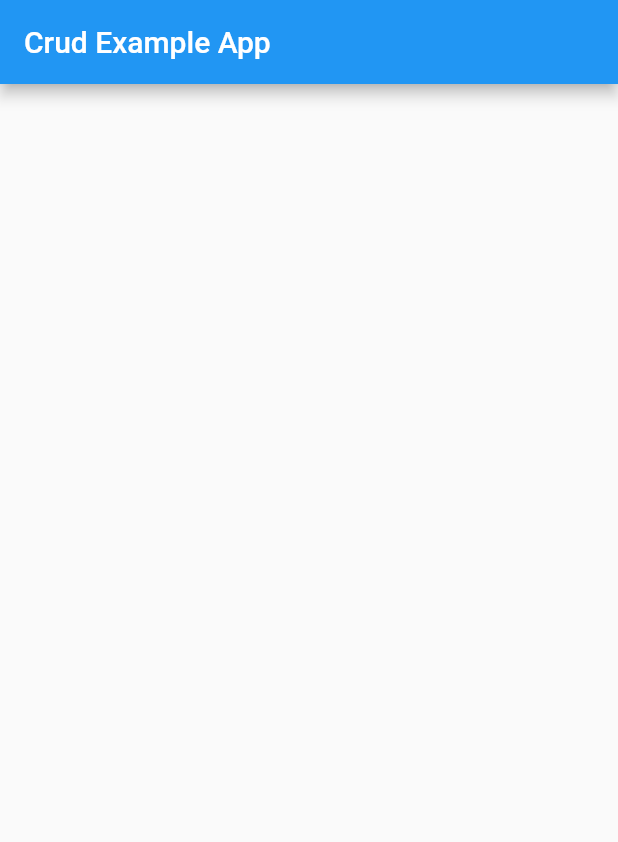
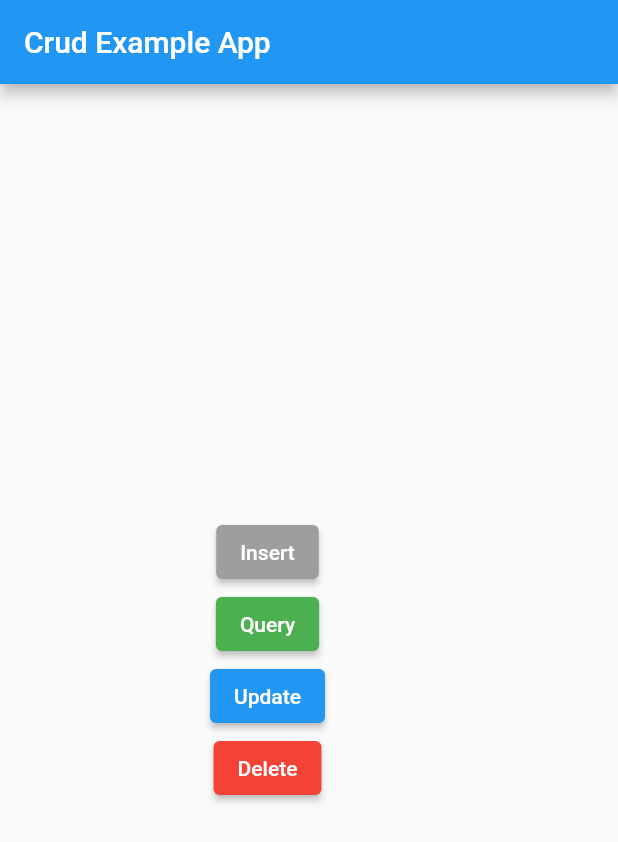
Before and after one commit to abskshrestha/crudexampleapp, a Flutter app: the screen it shows after launch, on a phone screen of 412 x 824 dp. Shown: the top 842 px of the screen. Run offline on Flutter 3.47's test engine with Material 2 defaults, Android fonts, the phone set to English and light mode, and no system bars; our stand-ins replace sqflite; accounts and stored records are empty.

Commit message:
completed with changes

```diff
--- a/lib/main.dart
+++ b/lib/main.dart
@@ -1,4 +1,15 @@
 import 'package:flutter/material.dart';
+import 'database_helper.dart';
+
+void main() {
+  runApp(MaterialApp(
+    title: 'Flutter Demo',
+    theme: ThemeData(
+      primarySwatch: Colors.blue,
+    ),
+    home: HomePage(),
+  ));
+}
 
 class HomePage extends StatelessWidget {
   // const HomePage({Key? key}) : super(key: key);
@@ -9,16 +20,58 @@ class HomePage extends StatelessWidget {
       appBar: AppBar(
         title: const Text('Crud Example App'),
       ),
+      body: Padding(
+        padding: const EdgeInsets.only(left: 140.0),
+        child: Column(
+          mainAxisAlignment: MainAxisAlignment.center,
+          children: [
+            ElevatedButton(
+                onPressed: () async {
+                  int i = await DatabaseHelper.instance.insert({
+                    DatabaseHelper.columnName: 'Saheb',
+                  });
+
+                  // ignore: avoid_print
+                  print('the inserted id is $i');
+                },
+                child: const Text('Insert'),
+                style: ButtonStyle(
+                  backgroundColor: MaterialStateProperty.all(Colors.grey),
+                )),
+            ElevatedButton(
+                onPressed: () async {
+                  List<Map<String, dynamic>> queryRows =
+                      await DatabaseHelper.instance.queryAll();
+
+                  print(queryRows);
+                },
+                child: const Text('Query'),
+                style: ButtonStyle(
+                    backgroundColor: MaterialStateProperty.all(Colors.green))),
+            ElevatedButton(
+                onPressed: () async {
+                  int updatedId = await DatabaseHelper.instance.update({
+                    DatabaseHelper.columnId: 2,
+                    DatabaseHelper.columnName: 'Mark',
+                  });
+                  // ignore: avoid_print
+                  print(updatedId);
+                },
+                child: Text('Update'),
+                style: ButtonStyle(
+                    backgroundColor: MaterialStateProperty.all(Colors.blue))),
+            ElevatedButton(
+                onPressed: () async {
+                  int rowsEffected = await DatabaseHelper.instance.delete(4);
+
+                  print(rowsEffected);
+                },
+                child: Text('Delete'),
+                style: ButtonStyle(
+                    backgroundColor: MaterialStateProperty.all(Colors.red))),
+          ],
+        ),
+      ),
     );
   }
 }
-
-void main() {
-  runApp(MaterialApp(
-    title: 'Flutter Demo',
-    theme: ThemeData(
-      primarySwatch: Colors.blue,
-    ),
-    home: HomePage(),
-  ));
-}
```
